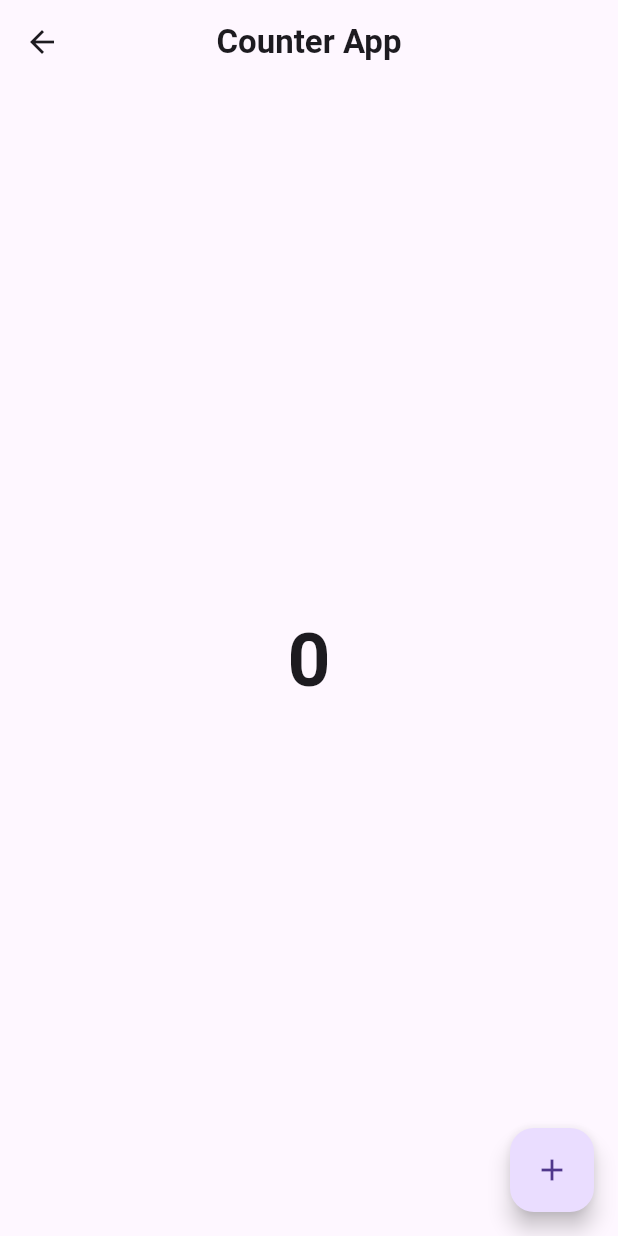
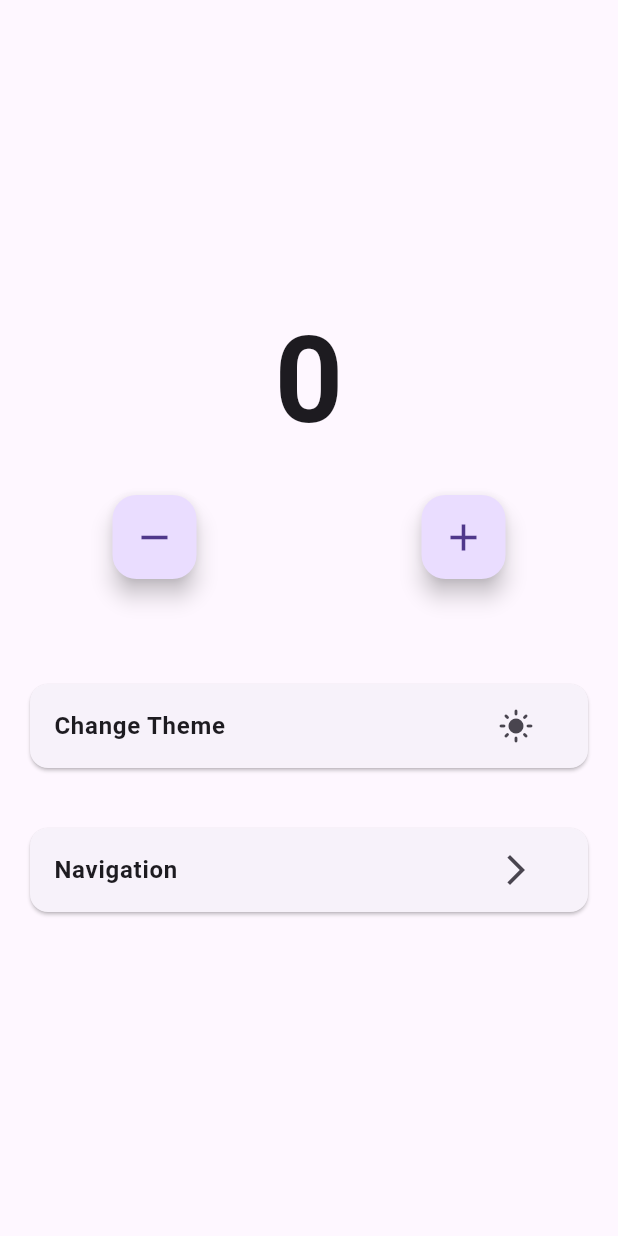
Before and after one commit to Drashtipatel296/counter_app_with_getx, a Flutter app: the CounterScreen screen opened directly, on a phone screen of 412 x 824 dp. Run offline on Flutter 3.47's test engine with Material 3 defaults, Android fonts, the phone set to English and light mode, and no system bars; our stand-ins replace get.

Commit message:
18-07-24

```diff
--- a/lib/controller/counter_controller.dart
+++ b/lib/controller/counter_controller.dart
@@ -6,4 +6,7 @@ class CounterController extends GetxController{
   void increment(){
     count++;
   }
+  void decrement(){
+    count--;
+  }
 }
--- a/lib/view/counter_screen.dart
+++ b/lib/view/counter_screen.dart
@@ -1,6 +1,7 @@
 import 'package:counter_app_with_getx/controller/counter_controller.dart';
 import 'package:flutter/material.dart';
 import 'package:get/get.dart';
+import '../controller/theme_controller.dart';
 
 class CounterScreen extends StatelessWidget {
   const CounterScreen({super.key});
@@ -8,20 +9,79 @@ class CounterScreen extends StatelessWidget {
   @override
   Widget build(BuildContext context) {
     final CounterController controller = Get.put(CounterController());
+    final ThemeController themeController = Get.find();
     return Scaffold(
-      appBar: AppBar(
-        title: Text('Counter App',style: TextStyle(fontWeight: FontWeight.bold),),
-        centerTitle: true,
-      ),
-      body: Center(
-        child: Obx(() => Text('${controller.count}',style: TextStyle(fontSize: 50,fontWeight: FontWeight.bold),),),
-      ),
-      floatingActionButton: FloatingActionButton(
-        onPressed: () {
-          controller.increment();
-        },
-        child: Icon(Icons.add),
+      body: Column(
+        mainAxisAlignment: MainAxisAlignment.center,
+        children: [
+          Center(
+            child: Obx(() => Text('${controller.count}',style: TextStyle(fontSize: 80,fontWeight: FontWeight.bold),),),
+          ),
+          SizedBox(height: 20,),
+          Row(
+            mainAxisAlignment: MainAxisAlignment.spaceAround,
+            children: [
+              FloatingActionButton(
+                onPressed: () {
+                controller.decrement();
+              },child: Icon(Icons.remove,size: 30,
+              ),),
+              FloatingActionButton(
+                onPressed: () {
+                  controller.increment();
+                },child: Icon(Icons.add,size: 30,
+              ),),
+            ],
+          ),
+          SizedBox(height: 50,),
+          Card(
+            margin: EdgeInsets.all(20),
+            child: ListTile(
+              title: Text('Change Theme',style: TextStyle(fontWeight: FontWeight.w600),),
+              trailing: IconButton(onPressed: () {
+                themeController.toggleTheme();
+              }, icon: Icon(Icons.light_mode)),
+            ),
+          ),
+          Card(
+            margin: EdgeInsets.all(20),
+            child: ListTile(
+              title: Text('Navigation',style: TextStyle(fontWeight: FontWeight.w600),),
+              trailing: IconButton(
+                onPressed: (){
+                  Get.to(const SecondScreen(),transition: Transition.zoom);
+                },
+                icon: Icon(Icons.arrow_forward_ios),
+              ),
+            ),
+          ),
+        ],
       ),
     );
   }
 }
+
+class SecondScreen extends StatelessWidget {
+  const SecondScreen({super.key});
+
+  @override
+  Widget build(BuildContext context) {
+    return Scaffold(
+      appBar: AppBar(
+        title: const Text('Second Screen'),
+      ),
+      body: Center(
+        child: GestureDetector(
+          onTap: () {
+            Get.back();
+          },
+          child: SizedBox(
+            height: 300,
+            width: 400,
+            child: Image.network('https://storage.googleapis.com/cms-storage-bucket/d83012c34a8f88a64e2b.jpg',fit: BoxFit.fitHeight,),
+          ),
+        ),
+      ),
+    );
+  }
+}
```
Also changed, not shown: lib/main.dart (+2 -8 lines), lib/view/change_theme.dart (deleted, +0 -27 lines), lib/view/navigation_screen.dart (deleted, +0 -53 lines).
